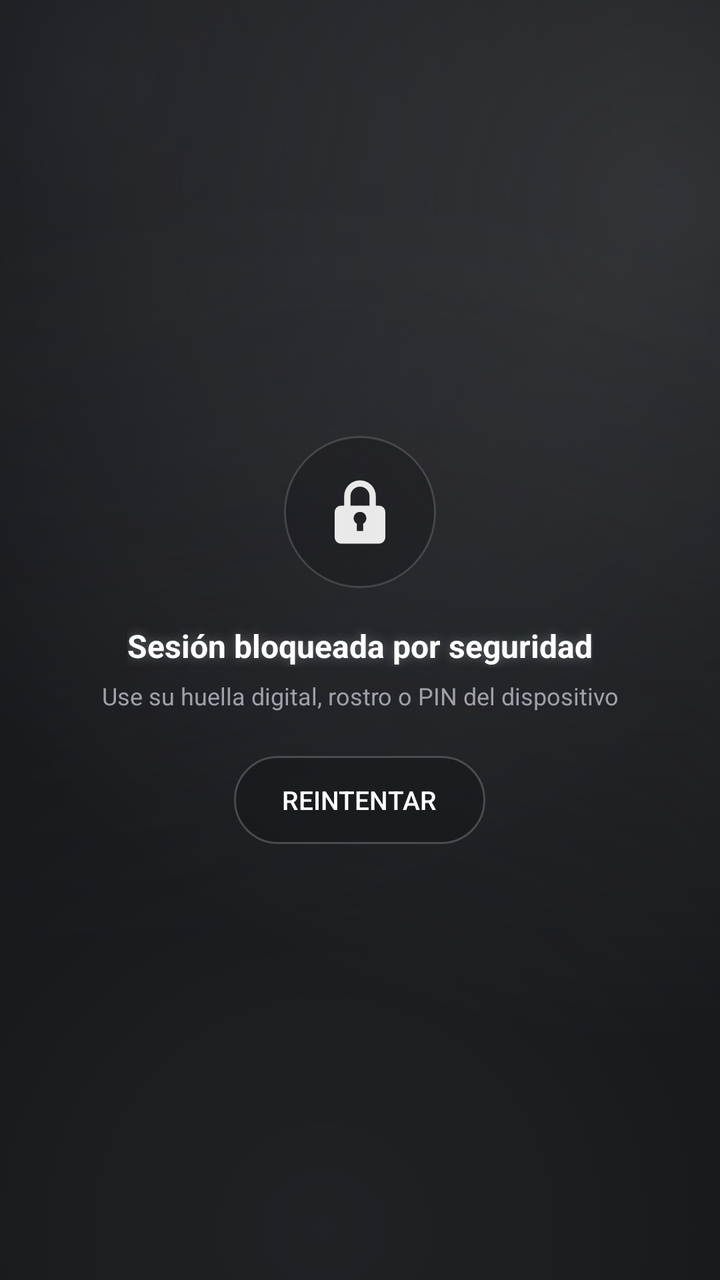
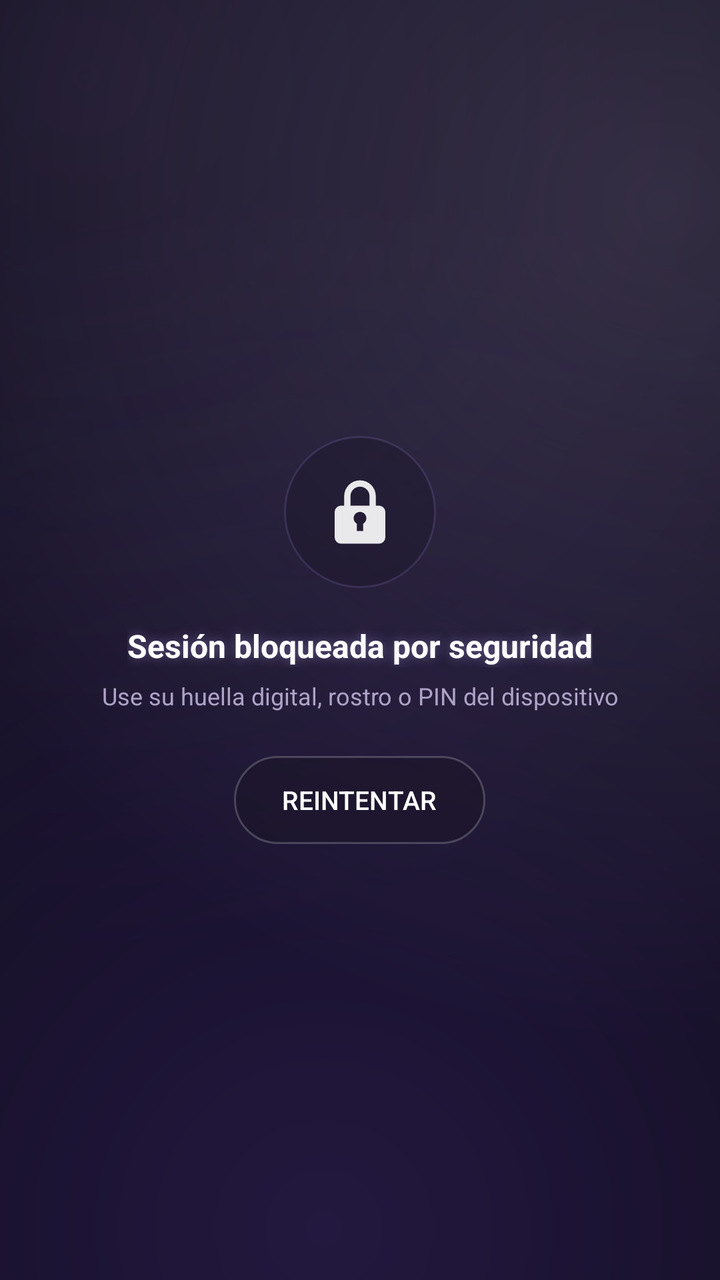

The first picture is an Android layout as it rendered before a commit; the second is the same layout after the commit. The layout source and the unified diff follow.
<!-- AndroidManifest.xml: application theme Theme.MidffAlertas -->
<!-- res/layout/pantalla_bloqueo.xml -->
<?xml version="1.0" encoding="utf-8"?>
<FrameLayout xmlns:android="http://schemas.android.com/apk/res/android"
    android:layout_width="match_parent"
    android:layout_height="match_parent"
    android:background="@drawable/bg_pantalla">

    <LinearLayout
        android:layout_width="wrap_content"
        android:layout_height="wrap_content"
        android:layout_gravity="center"
        android:gravity="center_horizontal"
        android:orientation="vertical">

        <FrameLayout
            android:layout_width="76dp"
            android:layout_height="76dp"
            android:background="@drawable/chip_cristal">

            <ImageView
                android:layout_width="38dp"
                android:layout_height="38dp"
                android:layout_gravity="center"
                android:contentDescription="@string/bloqueo_mensaje"
                android:src="@drawable/ic_candado" />
        </FrameLayout>

        <TextView
            android:layout_width="wrap_content"
            android:layout_height="wrap_content"
            android:layout_marginTop="18dp"
            android:shadowColor="#66C9CED5"
            android:shadowDx="0"
            android:shadowDy="0"
            android:shadowRadius="14"
            android:text="@string/bloqueo_mensaje"
            android:textColor="@color/texto_titulo"
            android:textSize="16sp"
            android:textStyle="bold" />

        <TextView
            android:layout_width="wrap_content"
            android:layout_height="wrap_content"
            android:layout_marginTop="6dp"
            android:gravity="center"
            android:text="@string/bloqueo_subtitulo"
            android:textColor="@color/texto_secundario"
            android:textSize="12sp" />

        <androidx.appcompat.widget.AppCompatButton
            android:id="@+id/btnReintentarBloqueo"
            android:layout_width="wrap_content"
            android:layout_height="44dp"
            android:layout_marginTop="22dp"
            android:background="@drawable/btn_cristal_ripple"
            android:paddingEnd="24dp"
            android:paddingStart="24dp"
            android:text="@string/btn_reintentar"
            android:textColor="@color/texto_titulo"
            android:textSize="13sp" />
    </LinearLayout>
</FrameLayout>
<!-- resources referenced by this layout -->
<resources>
  <color name="texto_secundario">#A0A0AB</color>
  <color name="texto_titulo">#FFFFFF</color>
  <!-- drawable bg_pantalla (drawable) -->
  <?xml version="1.0" encoding="utf-8"?>
  <layer-list xmlns:android="http://schemas.android.com/apk/res/android">
      <item>
          <shape android:shape="rectangle">
              <solid android:color="@color/fondo_carbon" />
          </shape>
      </item>
      <item>
          <shape android:shape="rectangle">
              <gradient
                  android:type="radial"
                  android:centerX="0.12"
                  android:centerY="0.06"
                  android:gradientRadius="440dp"
                  android:startColor="#33585F69"
                  android:endColor="#00585F69" />
          </shape>
      </item>
      <item>
          <shape android:shape="rectangle">
              <gradient
                  android:type="radial"
                  android:centerX="0.92"
                  android:centerY="0.16"
                  android:gradientRadius="420dp"
                  android:startColor="#2EC4C9D0"
                  android:endColor="#00C4C9D0" />
          </shape>
      </item>
      <item>
          <shape android:shape="rectangle">
              <gradient
                  android:type="radial"
                  android:centerX="0.45"
                  android:centerY="0.96"
                  android:gradientRadius="520dp"
                  android:startColor="#30787F89"
                  android:endColor="#00787F89" />
          </shape>
      </item>
  </layer-list>
  <!-- drawable btn_cristal_ripple (drawable) -->
  <?xml version="1.0" encoding="utf-8"?>
  <ripple xmlns:android="http://schemas.android.com/apk/res/android"
      android:color="#33FFFFFF">
      <item android:drawable="@drawable/btn_cristal" />
  </ripple>
  <!-- drawable chip_cristal (drawable) -->
  <?xml version="1.0" encoding="utf-8"?>
  <shape xmlns:android="http://schemas.android.com/apk/res/android"
      android:shape="rectangle">
      <solid android:color="#6617181C" />
      <stroke
          android:width="1dp"
          android:color="@color/cristal_borde_suave" />
      <corners android:radius="999dp" />
  </shape>
  <!-- drawable ic_candado (drawable) -->
  <?xml version="1.0" encoding="utf-8"?>
  <vector xmlns:android="http://schemas.android.com/apk/res/android"
      android:width="24dp"
      android:height="24dp"
      android:viewportWidth="24"
      android:viewportHeight="24">
      <path
          android:fillColor="#E6FFFFFF"
          android:pathData="M12,2a5,5 0,0 0,-5 5v3H6a2,2 0,0 0,-2 2v8a2,2 0,0 0,2 2h12a2,2 0,0 0,2 -2v-8a2,2 0,0 0,-2 -2h-1V7a5,5 0,0 0,-5 -5zM9,7a3,3 0,0 1,6 0v3H9V7zM13,15.7V18h-2v-2.3a2,2 0,1 1,2 0z" />
  </vector>
  <string name="bloqueo_mensaje">Sesión bloqueada por seguridad</string>
  <string name="bloqueo_subtitulo">Use su huella digital, rostro o PIN del dispositivo</string>
  <string name="btn_reintentar">Reintentar</string>
  <color name="fondo_carbon">#0B0C0E</color>
  <!-- drawable btn_cristal (drawable) -->
  <?xml version="1.0" encoding="utf-8"?>
  <shape xmlns:android="http://schemas.android.com/apk/res/android"
      android:shape="rectangle">
      <solid android:color="#9917181C" />
      <stroke
          android:width="1dp"
          android:color="#33FFFFFF" />
      <corners android:radius="999dp" />
  </shape>
  <color name="cristal_borde_suave">#26FFFFFF</color>
  <color name="neon_cian">#C9CED5</color>
  <color name="aurora_purpura">#787F89</color>
  <color name="neon_magenta">#FFFFFF</color>
  <color name="aurora_rosa">#C4C9D0</color>
  <color name="blanco">#FFFFFF</color>
  <!-- unchanged entries left out for length: 1 -->
</resources>

<!-- the commit's change to res/layout/pantalla_bloqueo.xml (unified diff, before → after) -->
@@ -28,7 +28,7 @@
             android:layout_width="wrap_content"
             android:layout_height="wrap_content"
             android:layout_marginTop="18dp"
-            android:shadowColor="#66C9CED5"
+            android:shadowColor="#66C9B8FF"
             android:shadowDx="0"
             android:shadowDy="0"
             android:shadowRadius="14"
<!-- resource entries referenced after the edit -->
@@ -1,6 +1,6 @@
 <!-- resources referenced by this layout -->
 <resources>
-  <color name="texto_secundario">#A0A0AB</color>
+  <color name="texto_secundario">#AEA3C7</color>
   <color name="texto_titulo">#FFFFFF</color>
   <!-- drawable bg_pantalla (drawable) -->
   <?xml version="1.0" encoding="utf-8"?>
@@ -17,8 +17,8 @@
                   android:centerX="0.12"
                   android:centerY="0.06"
                   android:gradientRadius="440dp"
-                  android:startColor="#33585F69"
-                  android:endColor="#00585F69" />
+                  android:startColor="#335E4B8A"
+                  android:endColor="#005E4B8A" />
           </shape>
       </item>
       <item>
@@ -28,8 +28,8 @@
                   android:centerX="0.92"
                   android:centerY="0.16"
                   android:gradientRadius="420dp"
-                  android:startColor="#2EC4C9D0"
-                  android:endColor="#00C4C9D0" />
+                  android:startColor="#2ED4C2FF"
+                  android:endColor="#00D4C2FF" />
           </shape>
       </item>
       <item>
@@ -39,8 +39,8 @@
                   android:centerX="0.45"
                   android:centerY="0.96"
                   android:gradientRadius="520dp"
-                  android:startColor="#30787F89"
-                  android:endColor="#00787F89" />
+                  android:startColor="#308A5CFF"
+                  android:endColor="#008A5CFF" />
           </shape>
       </item>
   </layer-list>
@@ -54,7 +54,7 @@
   <?xml version="1.0" encoding="utf-8"?>
   <shape xmlns:android="http://schemas.android.com/apk/res/android"
       android:shape="rectangle">
-      <solid android:color="#6617181C" />
+      <solid android:color="#661B1429" />
       <stroke
           android:width="1dp"
           android:color="@color/cristal_borde_suave" />
@@ -74,22 +74,22 @@
   <string name="bloqueo_mensaje">Sesión bloqueada por seguridad</string>
   <string name="bloqueo_subtitulo">Use su huella digital, rostro o PIN del dispositivo</string>
   <string name="btn_reintentar">Reintentar</string>
-  <color name="fondo_carbon">#0B0C0E</color>
+  <color name="fondo_carbon">#0A0812</color>
   <!-- drawable btn_cristal (drawable) -->
   <?xml version="1.0" encoding="utf-8"?>
   <shape xmlns:android="http://schemas.android.com/apk/res/android"
       android:shape="rectangle">
-      <solid android:color="#9917181C" />
+      <solid android:color="#991B1429" />
       <stroke
           android:width="1dp"
           android:color="#33FFFFFF" />
       <corners android:radius="999dp" />
   </shape>
-  <color name="cristal_borde_suave">#26FFFFFF</color>
-  <color name="neon_cian">#C9CED5</color>
-  <color name="aurora_purpura">#787F89</color>
+  <color name="cristal_borde_suave">#26B69CFF</color>
+  <color name="neon_cian">#C9B8FF</color>
+  <color name="aurora_purpura">#8A5CFF</color>
   <color name="neon_magenta">#FFFFFF</color>
-  <color name="aurora_rosa">#C4C9D0</color>
+  <color name="aurora_rosa">#D4C2FF</color>
   <color name="blanco">#FFFFFF</color>
   <!-- unchanged entries left out for length: 1 -->
 </resources>
